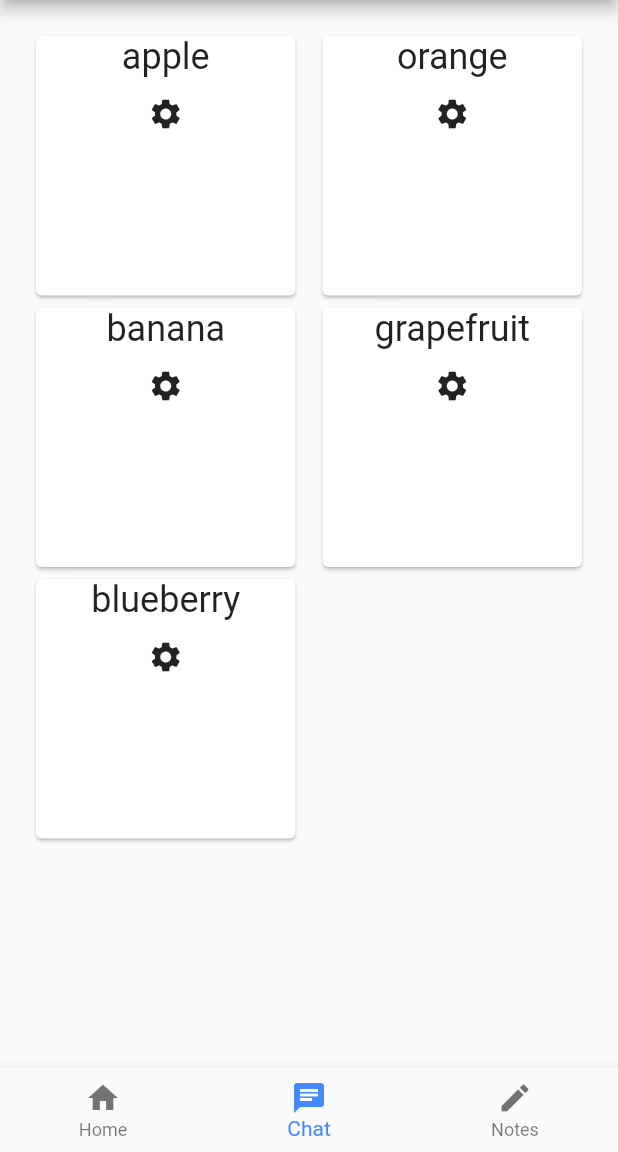
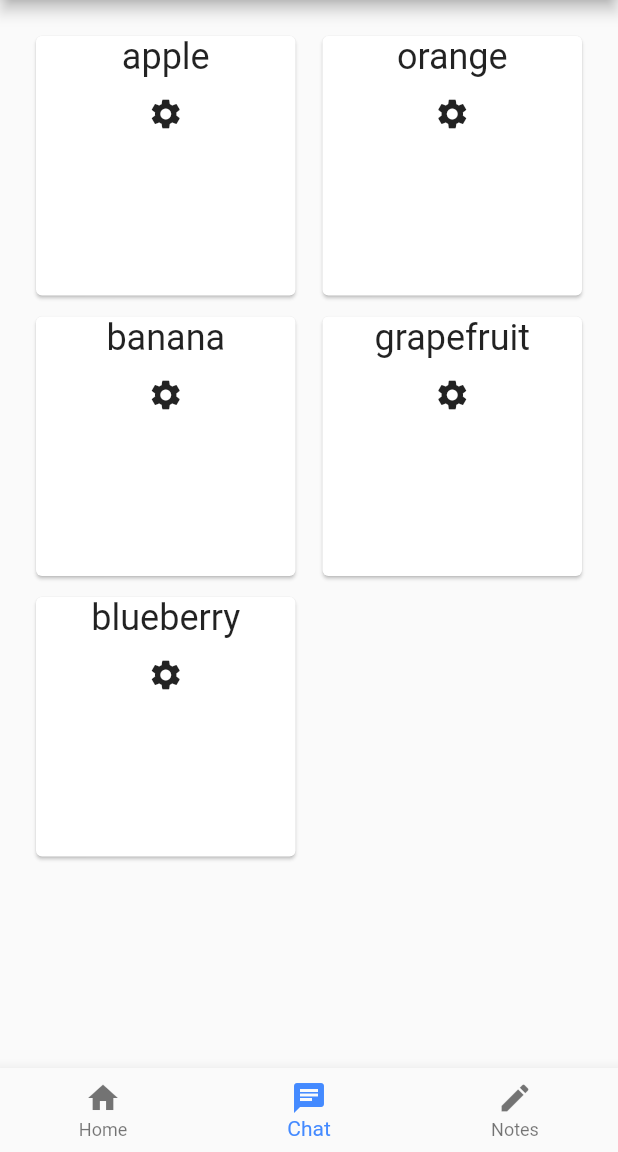
Before and after one commit to KTruong88/phone-assist, a Flutter app: the screen it shows after launch, on a phone screen of 412 x 824 dp, the part 84-1236 px from its top. Run offline on Flutter 3.47's test engine with Material 2 defaults, Android fonts, the phone set to English and light mode, and no system bars.

Commit message:
added main axis space to modules

```diff
--- a/lib/widgets/home.dart
+++ b/lib/widgets/home.dart
@@ -24,6 +24,7 @@ class Home extends StatelessWidget {
               padding: const EdgeInsets.all(20.0),
               sliver: SliverGrid.count(
                 crossAxisSpacing: 10.0,
+                mainAxisSpacing: 6.0,
                 crossAxisCount: 2,
                 children: <Widget>[
                   apple,
```
